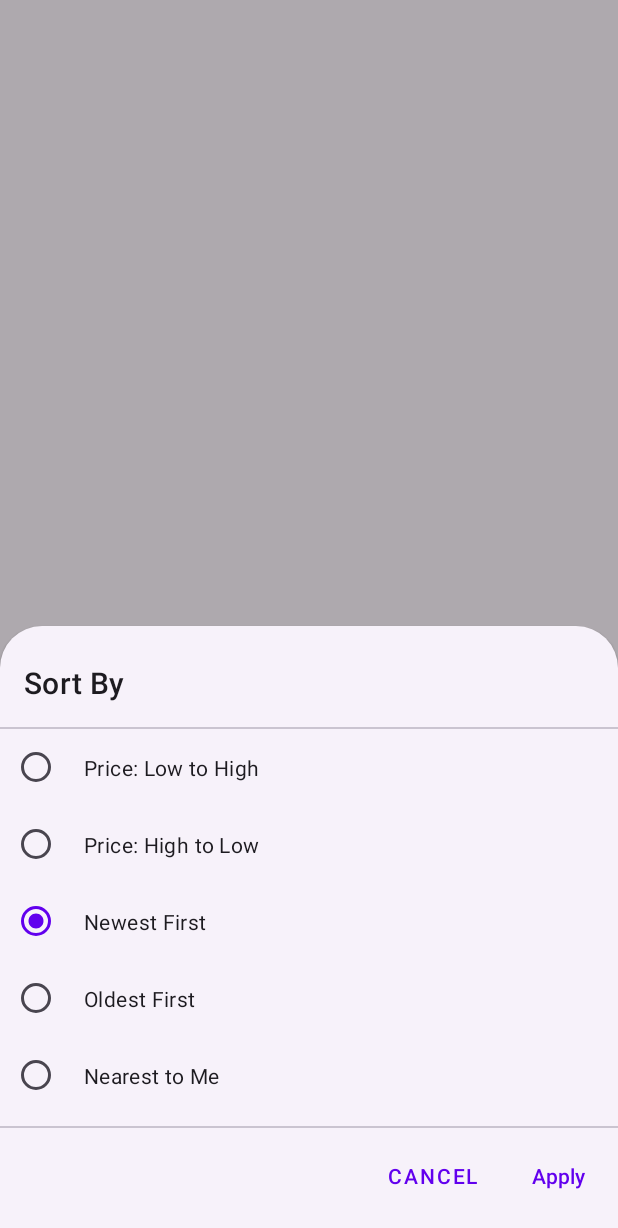
After one commit to Clementjatts/RentEase, an Android app: the fragment SortBottomSheetDialog shown on its own in the app's theme, on a phone screen of 412 x 824 dp. The commit adds this screen. Shown: the top 1228 px of the screen. Run offline under Robolectric (Android 15) with nearby library versions, the phone set to English and light mode, and no system bars.

Commit message:
Added property list sorting functionality: - Created bottom sheet dialog for sorting options - Added sorting string resources - Implemented SortBottomSheetDialog with options for price, date, and location

```diff
--- /dev/null
+++ b/app/src/main/java/com/example/rentease/ui/propertylist/SortBottomSheetDialog.kt
@@ -0,0 +1,90 @@
+package com.example.rentease.ui.propertylist
+
+import android.os.Bundle
+import android.view.LayoutInflater
+import android.view.View
+import android.view.ViewGroup
+import com.example.rentease.R
+import com.example.rentease.databinding.BottomSheetSortBinding
+import com.google.android.material.bottomsheet.BottomSheetDialogFragment
+
+class SortBottomSheetDialog : BottomSheetDialogFragment() {
+    private var _binding: BottomSheetSortBinding? = null
+    private val binding get() = _binding!!
+
+    private var currentSortOption: SortOption = SortOption.NEWEST
+    private var onSortOptionSelected: ((SortOption) -> Unit)? = null
+
+    override fun onCreateView(
+        inflater: LayoutInflater,
+        container: ViewGroup?,
+        savedInstanceState: Bundle?
+    ): View {
+        _binding = BottomSheetSortBinding.inflate(inflater, container, false)
+        return binding.root
+    }
+
+    override fun onViewCreated(view: View, savedInstanceState: Bundle?) {
+        super.onViewCreated(view, savedInstanceState)
+
+        // Set the current sort option
+        when (currentSortOption) {
+            SortOption.PRICE_LOW_TO_HIGH -> binding.sortPriceLowToHigh.isChecked = true
+            SortOption.PRICE_HIGH_TO_LOW -> binding.sortPriceHighToLow.isChecked = true
+            SortOption.NEWEST -> binding.sortNewest.isChecked = true
+            SortOption.OLDEST -> binding.sortOldest.isChecked = true
+            SortOption.NEAREST -> binding.sortNearest.isChecked = true
+        }
+
+        // Handle button clicks
+        binding.applyButton.setOnClickListener {
+            val selectedOption = when {
+                binding.sortPriceLowToHigh.isChecked -> SortOption.PRICE_LOW_TO_HIGH
+                binding.sortPriceHighToLow.isChecked -> SortOption.PRICE_HIGH_TO_LOW
+                binding.sortNewest.isChecked -> SortOption.NEWEST
+                binding.sortOldest.isChecked -> SortOption.OLDEST
+                binding.sortNearest.isChecked -> SortOption.NEAREST
+                else -> currentSortOption
+            }
+            onSortOptionSelected?.invoke(selectedOption)
+            dismiss()
+        }
+
+        binding.cancelButton.setOnClickListener {
+            dismiss()
+        }
+    }
+
+    override fun onDestroyView() {
+        super.onDestroyView()
+        _binding = null
+    }
+
+    fun setCurrentSortOption(option: SortOption) {
+        currentSortOption = option
+    }
+
+    fun setOnSortOptionSelectedListener(listener: (SortOption) -> Unit) {
+        onSortOptionSelected = listener
+    }
+
+    enum class SortOption {
+        PRICE_LOW_TO_HIGH,
+        PRICE_HIGH_TO_LOW,
+        NEWEST,
+        OLDEST,
+        NEAREST
+    }
+
+    companion object {
+        fun newInstance(
+            currentOption: SortOption,
+            onOptionSelected: (SortOption) -> Unit
+        ): SortBottomSheetDialog {
+            return SortBottomSheetDialog().apply {
+                setCurrentSortOption(currentOption)
+                setOnSortOptionSelectedListener(onOptionSelected)
+            }
+        }
+    }
+}
--- /dev/null
+++ b/app/src/main/res/layout/bottom_sheet_sort.xml
@@ -0,0 +1,92 @@
+<?xml version="1.0" encoding="utf-8"?>
+<LinearLayout xmlns:android="http://schemas.android.com/apk/res/android"
+    xmlns:app="http://schemas.android.com/apk/res-auto"
+    android:layout_width="match_parent"
+    android:layout_height="wrap_content"
+    android:orientation="vertical"
+    android:paddingTop="8dp"
+    android:paddingBottom="8dp">
+
+    <TextView
+        android:layout_width="match_parent"
+        android:layout_height="wrap_content"
+        android:padding="16dp"
+        android:text="@string/sort_by"
+        android:textAppearance="?attr/textAppearanceHeadline6" />
+
+    <com.google.android.material.divider.MaterialDivider
+        android:layout_width="match_parent"
+        android:layout_height="wrap_content" />
+
+    <RadioGroup
+        android:id="@+id/sortOptionsGroup"
+        android:layout_width="match_parent"
+        android:layout_height="wrap_content"
+        android:paddingHorizontal="8dp">
+
+        <RadioButton
+            android:id="@+id/sortPriceLowToHigh"
+            android:layout_width="match_parent"
+            android:layout_height="wrap_content"
+            android:padding="16dp"
+            android:text="@string/sort_price_low_to_high" />
+
+        <RadioButton
+            android:id="@+id/sortPriceHighToLow"
+            android:layout_width="match_parent"
+            android:layout_height="wrap_content"
+            android:padding="16dp"
+            android:text="@string/sort_price_high_to_low" />
+
+        <RadioButton
+            android:id="@+id/sortNewest"
+            android:layout_width="match_parent"
+            android:layout_height="wrap_content"
+            android:padding="16dp"
+            android:text="@string/sort_newest" />
+
+        <RadioButton
+            android:id="@+id/sortOldest"
+            android:layout_width="match_parent"
+            android:layout_height="wrap_content"
+            android:padding="16dp"
+            android:text="@string/sort_oldest" />
+
+        <RadioButton
+            android:id="@+id/sortNearest"
+            android:layout_width="match_parent"
+            android:layout_height="wrap_content"
+            android:padding="16dp"
+            android:text="@string/sort_nearest" />
+
+    </RadioGroup>
+
+    <com.google.android.material.divider.MaterialDivider
+        android:layout_width="match_parent"
+        android:layout_height="wrap_content"
+        android:layout_marginTop="8dp" />
+
+    <LinearLayout
+        android:layout_width="match_parent"
+        android:layout_height="wrap_content"
+        android:gravity="end"
+        android:orientation="horizontal"
+        android:padding="8dp">
+
+        <com.google.android.material.button.MaterialButton
+            android:id="@+id/cancelButton"
+            style="@style/Widget.MaterialComponents.Button.TextButton"
+            android:layout_width="wrap_content"
+            android:layout_height="wrap_content"
+            android:layout_marginEnd="8dp"
+            android:text="@android:string/cancel" />
+
+        <com.google.android.material.button.MaterialButton
+            android:id="@+id/applyButton"
+            android:layout_width="wrap_content"
+            android:layout_height="wrap_content"
+            android:text="@string/apply" />
+
+    </LinearLayout>
+
+</LinearLayout>
--- a/app/src/main/res/values/strings.xml
+++ b/app/src/main/res/values/strings.xml
@@ -28,6 +28,15 @@
     <string name="prompt_login">Already have an account? Login</string>
     <string name="prompt_register">Don\'t have an account? Register</string>
     <string name="title_images">Images</string>
+    <string name="apply">Apply</string>
+
+    <!-- Property List Sorting -->
+    <string name="sort_by">Sort By</string>
+    <string name="sort_price_low_to_high">Price: Low to High</string>
+    <string name="sort_price_high_to_low">Price: High to Low</string>
+    <string name="sort_newest">Newest First</string>
+    <string name="sort_oldest">Oldest First</string>
+    <string name="sort_nearest">Nearest to Me</string>
 
     <!-- Login -->
     <string name="login_title">Welcome Back</string>
```
